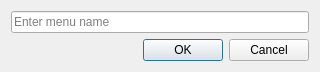
Above: addmenu.ui from g-fb/quickaccess before the change. Below: the same form after it.
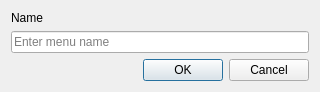
That is the form after the change.

```diff
--- a/addmenu.ui
+++ b/addmenu.ui
@@ -14,6 +14,13 @@
    <string>Dialog</string>
   </property>
   <layout class="QVBoxLayout" name="verticalLayout">
+   <item>
+    <widget class="QLabel" name="label">
+     <property name="text">
+      <string>Name</string>
+     </property>
+    </widget>
+   </item>
    <item>
     <widget class="QLineEdit" name="menuName">
      <property name="placeholderText">
```
